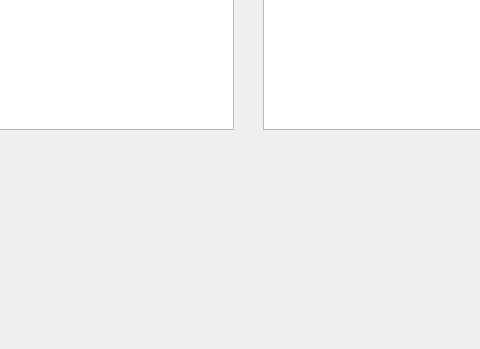
First picture: the form in QT/mainwindow.ui, repository xyphel/Project-1-European-Trip-Planner, before the edit; both pictures show x 117 to 597 and y 251 to 600 of the 800 by 600 pixel window.
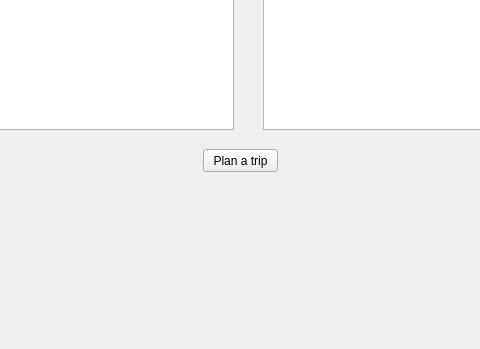
Second picture: the form after the edit.

Commit message:
Trip option page added
Added a basic trip option page to give us something to build off of.

Patch:
```diff
--- a/QT/mainwindow.ui
+++ b/QT/mainwindow.ui
@@ -73,6 +73,19 @@
      </rect>
     </property>
    </widget>
+   <widget class="QPushButton" name="pushButton_3">
+    <property name="geometry">
+     <rect>
+      <x>320</x>
+      <y>400</y>
+      <width>75</width>
+      <height>23</height>
+     </rect>
+    </property>
+    <property name="text">
+     <string>Plan a trip</string>
+    </property>
+   </widget>
   </widget>
   <widget class="QMenuBar" name="menubar">
    <property name="geometry">
```
The commit also changes 6 other files.
